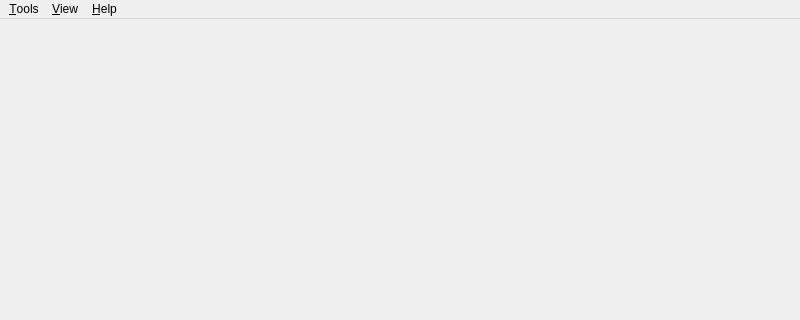
First picture: the form in sealtk/noaa/gui/Window.ui, repository Kitware/seal-tk, before the edit; both pictures show x 0 to 800 and y 0 to 320 of the 800 by 600 pixel window.
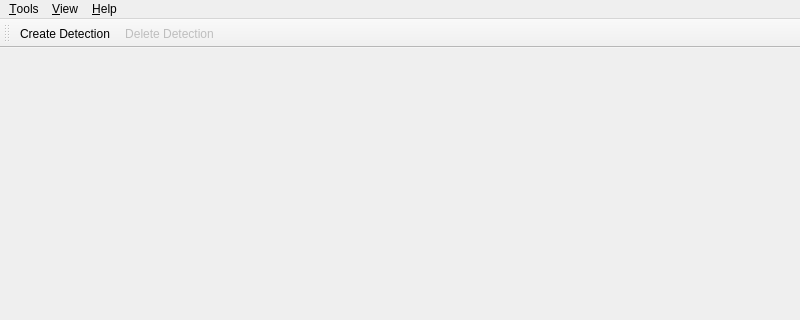
Second picture: the form after the edit. Icons and pictures are not drawn. Custom widgets are drawn as their Qt base class.

Commit message:
Add score filter to NOAA GUI
Add a classification score filter, using the recently created
FilterWidget, to the NOAA GUI. Hook up the necessary mechanisms so that
this can control visibility of tracks in both the image views and the
track list.

```diff
--- a/sealtk/noaa/gui/Window.ui
+++ b/sealtk/noaa/gui/Window.ui
@@ -106,6 +106,19 @@
     </layout>
    </widget>
   </widget>
+  <widget class="QToolBar" name="toolBar">
+   <property name="windowTitle">
+    <string>toolBar</string>
+   </property>
+   <attribute name="toolBarArea">
+    <enum>TopToolBarArea</enum>
+   </attribute>
+   <attribute name="toolBarBreak">
+    <bool>false</bool>
+   </attribute>
+   <addaction name="actionCreateDetection"/>
+   <addaction name="actionDeleteDetection"/>
+  </widget>
   <action name="actionAbout">
    <property name="text">
     <string>&amp;About...</string>
```
Left out of the diff: 14 changed lines with no effect on the pictures. The commit also changes 3 other files.
